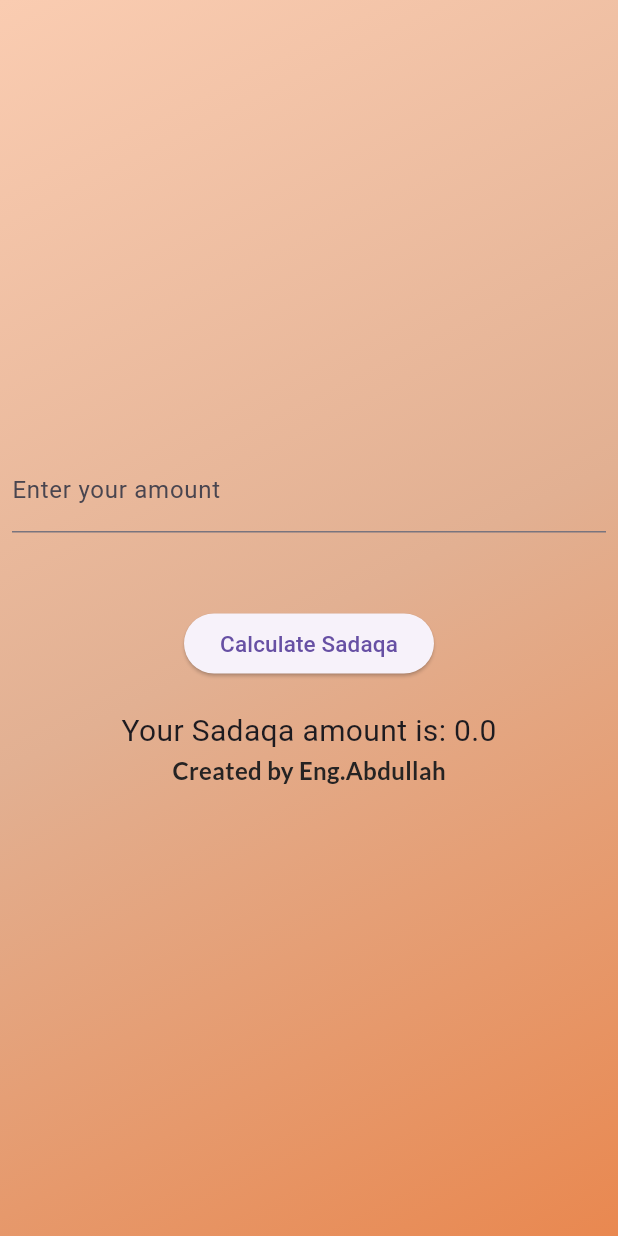
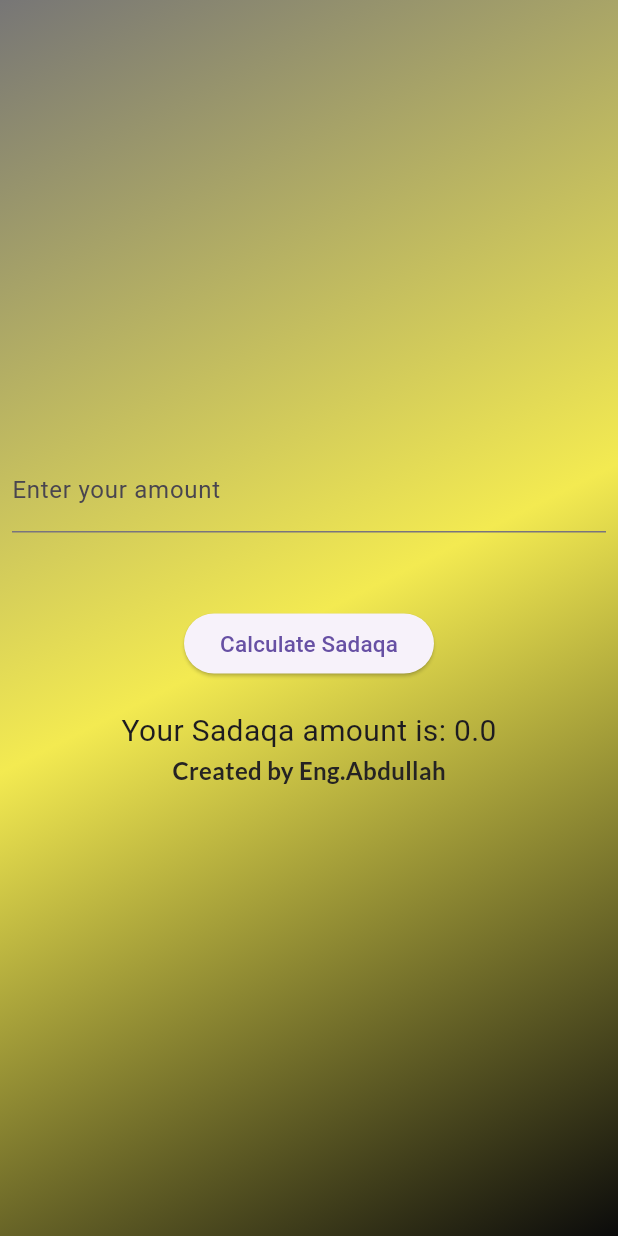
Before and after one commit to Abdullah-XDev/Zakat-App, a Flutter app: the screen it shows after launch, on a phone screen of 412 x 824 dp. Run offline on Flutter 3.47's test engine with Material 3 defaults, Android fonts, the phone set to English and light mode, and no system bars; our stand-ins replace google_fonts.

Commit message:
change background color

```diff
--- a/lib/gradient_container.dart
+++ b/lib/gradient_container.dart
@@ -13,9 +13,9 @@ class GradientContainer extends StatelessWidget {
           begin: Alignment.topLeft,
           end: Alignment.bottomRight,
           colors: [
-            Color.fromARGB(255, 250, 204, 177),
-            Color.fromARGB(255, 226, 176, 146),
-            Color.fromARGB(255, 233, 136, 80)
+            Color.fromARGB(255, 119, 118, 118),
+            Color.fromARGB(255, 243, 234, 81),
+            Color.fromARGB(255, 11, 11, 11)
           ],
         ),
       ),
```
